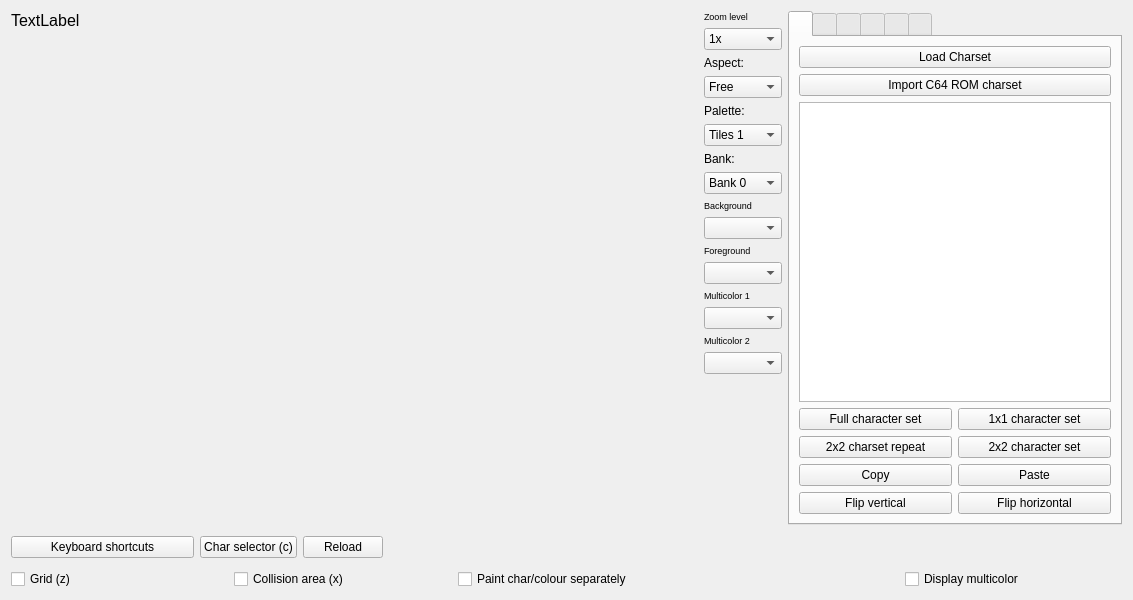
leuat/TRSE, file source/trsedocuments/formimageeditor.ui: the form before one commit.
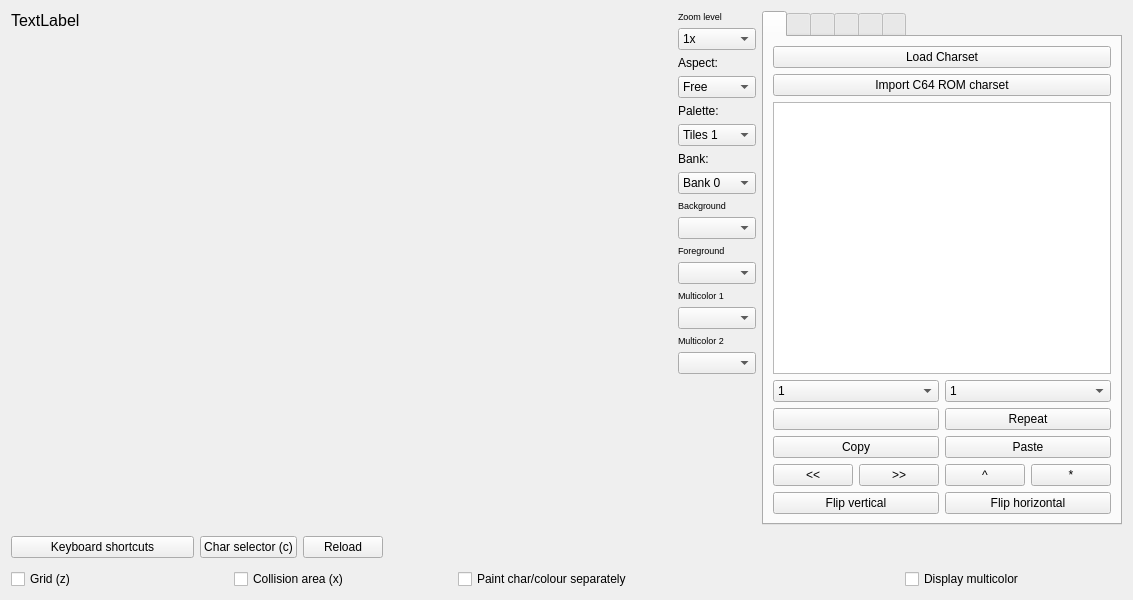
The form after the commit. The open tabs and pages were chosen to show the change. Icons and pictures are not drawn. Custom widgets are drawn as their Qt base class.

Commit message: New charset, new image handling, TEST

```diff
--- a/source/trsedocuments/formimageeditor.ui
+++ b/source/trsedocuments/formimageeditor.ui
@@ -333,62 +333,147 @@
            </item>
            <item row="7" column="0">
             <layout class="QGridLayout" name="gridLayout_11">
-             <item row="3" column="0">
-              <widget class="QPushButton" name="btnCharset2x2Repeat">
+             <item row="5" column="0">
+              <widget class="QPushButton" name="btnCharsetCopy">
                <property name="text">
-                <string>2x2 charset repeat</string>
+                <string>Copy</string>
                </property>
               </widget>
              </item>
-             <item row="3" column="1">
-              <widget class="QPushButton" name="btnCharset2x2">
-               <property name="text">
-                <string>2x2 character set</string>
-               </property>
-              </widget>
-             </item>
-             <item row="4" column="1">
+             <item row="5" column="1">
               <widget class="QPushButton" name="btnCharsetPaste">
                <property name="text">
                 <string>Paste</string>
                </property>
               </widget>
              </item>
-             <item row="2" column="1">
-              <widget class="QPushButton" name="btnCharset1x1">
-               <property name="text">
-                <string>1x1 character set</string>
-               </property>
-              </widget>
-             </item>
              <item row="4" column="0">
-              <widget class="QPushButton" name="btnCharsetCopy">
-               <property name="text">
-                <string>Copy</string>
-               </property>
-              </widget>
-             </item>
-             <item row="2" column="0">
               <widget class="QPushButton" name="btnCharsetFull">
                <property name="text">
-                <string>Full character set</string>
+                <string/>
                </property>
               </widget>
              </item>
-             <item row="5" column="0">
+             <item row="2" column="1">
+              <widget class="QComboBox" name="cmbCharY">
+               <item>
+                <property name="text">
+                 <string>1</string>
+                </property>
+               </item>
+               <item>
+                <property name="text">
+                 <string>2</string>
+                </property>
+               </item>
+               <item>
+                <property name="text">
+                 <string>3</string>
+                </property>
+               </item>
+               <item>
+                <property name="text">
+                 <string>4</string>
+                </property>
+               </item>
+               <item>
+                <property name="text">
+                 <string>5</string>
+                </property>
+               </item>
+              </widget>
+             </item>
+             <item row="8" column="0">
               <widget class="QPushButton" name="btnFlipVert">
                <property name="text">
                 <string>Flip vertical</string>
                </property>
               </widget>
              </item>
-             <item row="5" column="1">
+             <item row="2" column="0">
+              <widget class="QComboBox" name="cmbCharX">
+               <item>
+                <property name="text">
+                 <string>1</string>
+                </property>
+               </item>
+               <item>
+                <property name="text">
+                 <string>2</string>
+                </property>
+               </item>
+               <item>
+                <property name="text">
+                 <string>3</string>
+                </property>
+               </item>
+               <item>
+                <property name="text">
+                 <string>4</string>
+                </property>
+               </item>
+               <item>
+                <property name="text">
+                 <string>5</string>
+                </property>
+               </item>
+               <item>
+                <property name="text">
+                 <string>6</string>
+                </property>
+               </item>
+              </widget>
+             </item>
+             <item row="8" column="1">
               <widget class="QPushButton" name="btnFlipHorisontal">
                <property name="text">
                 <string>Flip horizontal</string>
                </property>
               </widget>
              </item>
+             <item row="4" column="1">
+              <widget class="QPushButton" name="btnRepeating">
+               <property name="text">
+                <string>Repeat</string>
+               </property>
+              </widget>
+             </item>
+             <item row="7" column="0">
+              <layout class="QHBoxLayout" name="horizontalLayout_4">
+               <item>
+                <widget class="QPushButton" name="btnShiftLeft">
+                 <property name="text">
+                  <string>&lt;&lt;</string>
+                 </property>
+                </widget>
+               </item>
+               <item>
+                <widget class="QPushButton" name="btnShiftRight">
+                 <property name="text">
+                  <string>&gt;&gt;</string>
+                 </property>
+                </widget>
+               </item>
+              </layout>
+             </item>
+             <item row="7" column="1">
+              <layout class="QHBoxLayout" name="horizontalLayout_7">
+               <item>
+                <widget class="QPushButton" name="btnShiftUp">
+                 <property name="text">
+                  <string>^</string>
+                 </property>
+                </widget>
+               </item>
+               <item>
+                <widget class="QPushButton" name="btnShiftDown">
+                 <property name="text">
+                  <string>*</string>
+                 </property>
+                </widget>
+               </item>
+              </layout>
+             </item>
             </layout>
            </item>
            <item row="1" column="0">
```
Left out of the diff: 6 changed lines with no effect on the pictures. The commit also changes 21 other files.
